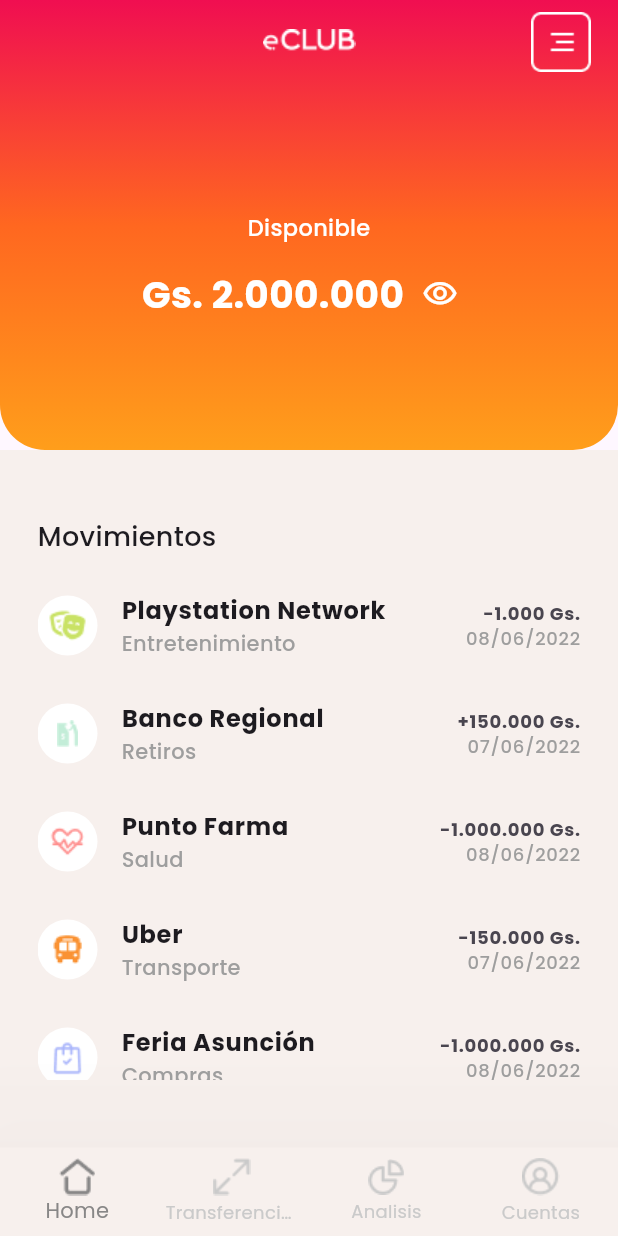
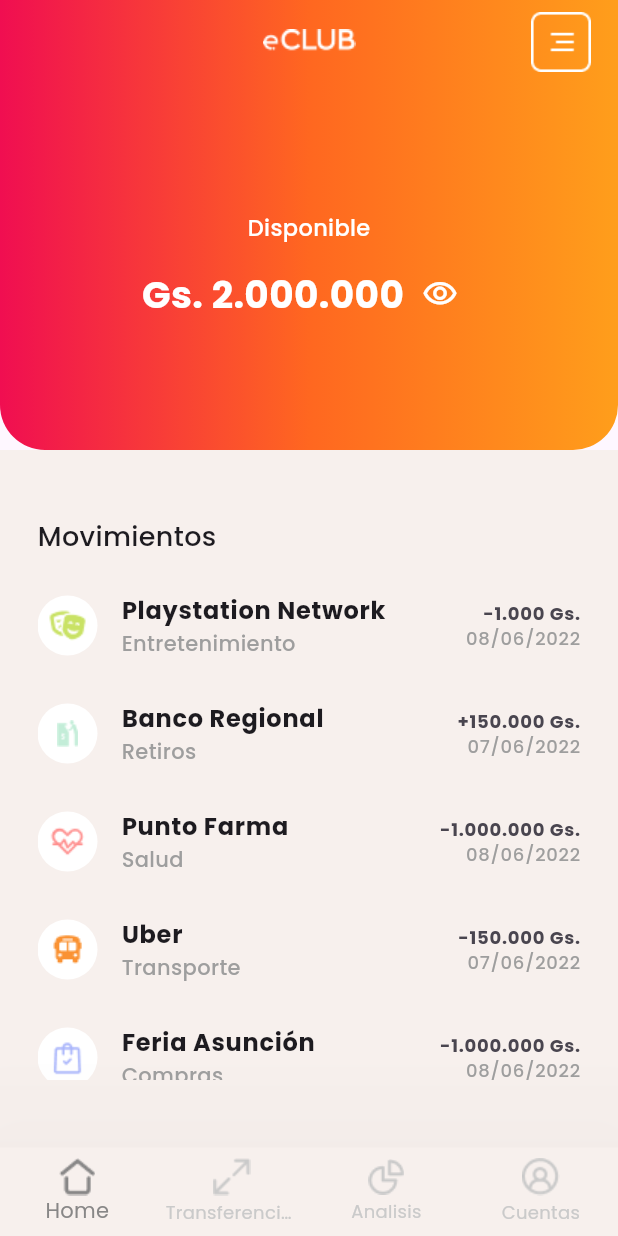
Before and after one commit to ramirezsebas/e_app, a Flutter app: the screen it shows after launch, on a phone screen of 412 x 824 dp. Run offline on Flutter 3.47's test engine with Material 3 defaults, Android fonts, the light colour scheme and no system bars; our stand-ins replace bloc, equatable, flutter_bloc, google_fonts, pie_chart; generated files the repository leaves out were written again.

Commit message:
fix: color de gradiente de izquierda a derecha

```diff
--- a/lib/app/core/widgets/e_app_bar.dart
+++ b/lib/app/core/widgets/e_app_bar.dart
@@ -45,8 +45,6 @@
             bottomRight: Radius.circular(30),
           ),
           gradient: LinearGradient(
-            begin: Alignment.topCenter,
-            end: Alignment.bottomCenter,
             colors: <Color>[
               Color(0xffF00E51),
               Color(0xffFF6720),
```
